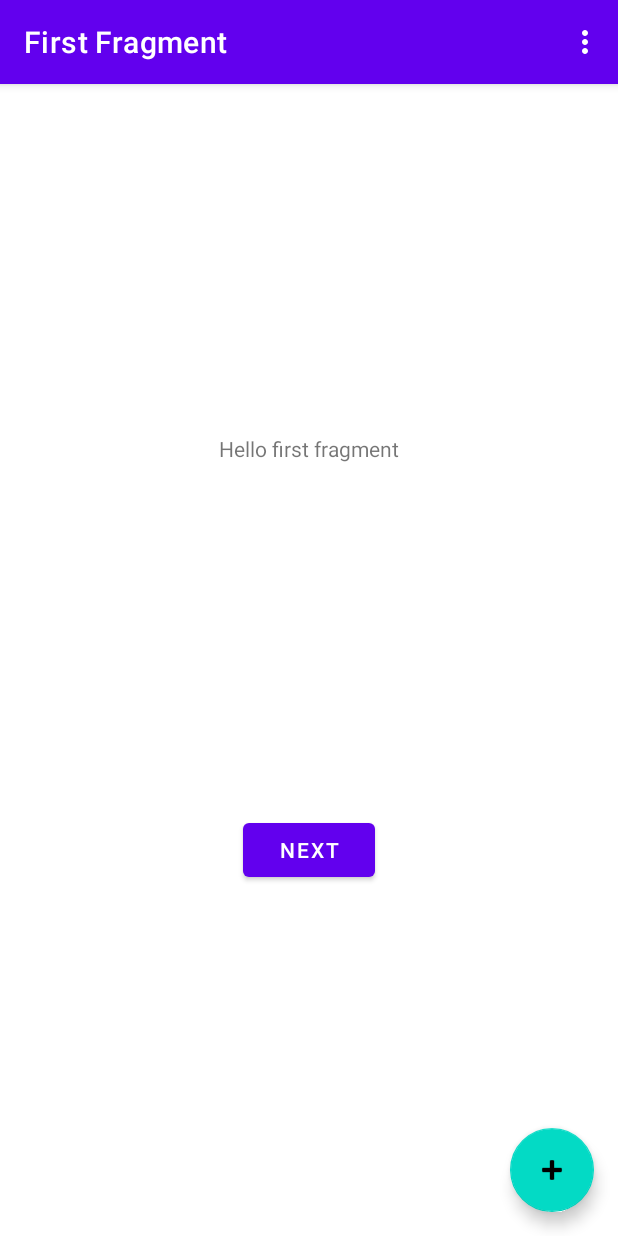
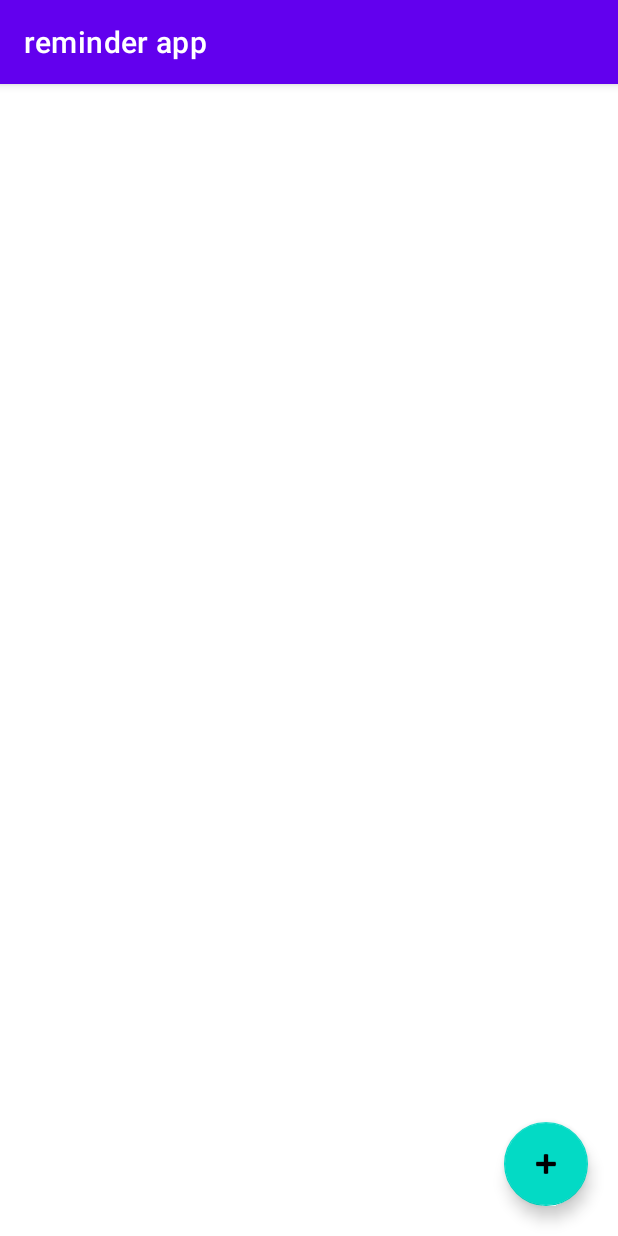
Before and after one commit to farhan-a3/reminder-app-old, an Android app: the screen it shows after launch (MainActivity before the commit, ReminderMenu after it), on a phone screen of 412 x 824 dp. Run offline under Robolectric (Android 15) with nearby library versions, the phone set to English and light mode, and no system bars.

Commit message:
new activity

```diff
--- /dev/null
+++ b/app/src/main/java/com/example/reminderapp/ReminderMenu.java
@@ -0,0 +1,14 @@
+package com.example.reminderapp;
+
+import androidx.appcompat.app.AppCompatActivity;
+
+import android.os.Bundle;
+
+public class ReminderMenu extends AppCompatActivity {
+
+    @Override
+    protected void onCreate(Bundle savedInstanceState) {
+        super.onCreate(savedInstanceState);
+        setContentView(R.layout.activity_main);
+    }
+}
--- a/app/src/main/res/layout/activity_main.xml
+++ b/app/src/main/res/layout/activity_main.xml
@@ -1,34 +1,21 @@
 <?xml version="1.0" encoding="utf-8"?>
-<androidx.coordinatorlayout.widget.CoordinatorLayout xmlns:android="http://schemas.android.com/apk/res/android"
+<androidx.constraintlayout.widget.ConstraintLayout xmlns:android="http://schemas.android.com/apk/res/android"
     xmlns:app="http://schemas.android.com/apk/res-auto"
     xmlns:tools="http://schemas.android.com/tools"
     android:layout_width="match_parent"
     android:layout_height="match_parent"
-    tools:context=".MainActivity">
-
-    <com.google.android.material.appbar.AppBarLayout
-        android:layout_width="match_parent"
-        android:layout_height="wrap_content"
-        android:theme="@style/Theme.ReminderApp.AppBarOverlay">
-
-        <androidx.appcompat.widget.Toolbar
-            android:id="@+id/toolbar"
-            android:layout_width="match_parent"
-            android:layout_height="?attr/actionBarSize"
-            android:background="?attr/colorPrimary"
-            app:popupTheme="@style/Theme.ReminderApp.PopupOverlay" />
-
-    </com.google.android.material.appbar.AppBarLayout>
-
-    <include layout="@layout/content_main" />
+    tools:context=".ReminderMenu">
 
     <com.google.android.material.floatingactionbutton.FloatingActionButton
         android:id="@+id/fab"
         android:layout_width="wrap_content"
         android:layout_height="wrap_content"
         android:layout_gravity="bottom|end"
-        android:layout_marginEnd="@dimen/fab_margin"
-        android:layout_marginBottom="16dp"
+        android:layout_marginEnd="20dp"
+        android:layout_marginBottom="20dp"
+        android:contentDescription="Add button with a plus"
+        app:layout_constraintBottom_toBottomOf="parent"
+        app:layout_constraintEnd_toEndOf="parent"
         app:srcCompat="@android:drawable/ic_input_add" />
 
-</androidx.coordinatorlayout.widget.CoordinatorLayout>
+</androidx.constraintlayout.widget.ConstraintLayout>
--- a/app/src/main/res/values-night/themes.xml
+++ b/app/src/main/res/values-night/themes.xml
@@ -10,7 +10,7 @@
         <item name="colorSecondaryVariant">@color/teal_200</item>
         <item name="colorOnSecondary">@color/black</item>
         <!-- Status bar color. -->
-        <item name="android:statusBarColor" tools:targetApi="l">?attr/colorPrimaryVariant</item>
+        <item name="android:statusBarColor">?attr/colorPrimaryVariant</item>
         <!-- Customize your theme here. -->
     </style>
 </resources>
--- a/app/src/main/res/values/strings.xml
+++ b/app/src/main/res/values/strings.xml
@@ -1,12 +1,3 @@
 <resources>
-    <string name="app_name">Reminder App</string>
-    <string name="action_settings">Settings</string>
-    <!-- Strings used for fragments for navigation -->
-    <string name="first_fragment_label">First Fragment</string>
-    <string name="second_fragment_label">Second Fragment</string>
-    <string name="next">Next</string>
-    <string name="previous">Previous</string>
-
-    <string name="hello_first_fragment">Hello first fragment</string>
-    <string name="hello_second_fragment">Hello second fragment. Arg: %1$s</string>
+    <string name="app_name">reminder app</string>
 </resources>
--- a/app/src/main/res/values/themes.xml
+++ b/app/src/main/res/values/themes.xml
@@ -10,16 +10,7 @@
         <item name="colorSecondaryVariant">@color/teal_700</item>
         <item name="colorOnSecondary">@color/black</item>
         <!-- Status bar color. -->
-        <item name="android:statusBarColor" tools:targetApi="l">?attr/colorPrimaryVariant</item>
+        <item name="android:statusBarColor">?attr/colorPrimaryVariant</item>
         <!-- Customize your theme here. -->
     </style>
-
-    <style name="Theme.ReminderApp.NoActionBar">
-        <item name="windowActionBar">false</item>
-        <item name="windowNoTitle">true</item>
-    </style>
-
-    <style name="Theme.ReminderApp.AppBarOverlay" parent="ThemeOverlay.AppCompat.Dark.ActionBar" />
-
-    <style name="Theme.ReminderApp.PopupOverlay" parent="ThemeOverlay.AppCompat.Light" />
 </resources>
--- a/gradle.properties
+++ b/gradle.properties
@@ -12,7 +12,7 @@ org.gradle.jvmargs=-Xmx2048m -Dfile.encoding=UTF-8
 # http://www.gradle.org/docs/current/userguide/multi_project_builds.html#sec:decoupled_projects
 # org.gradle.parallel=true
 # AndroidX package structure to make it clearer which packages are bundled with the
-# Android operating system, and which are packaged with your app"s APK
+# Android operating system, and which are packaged with your app's APK
 # https://developer.android.com/topic/libraries/support-library/androidx-rn
 android.useAndroidX=true
 # Enables namespacing of each library's R class so that its R class includes only the
--- a/settings.gradle
+++ b/settings.gradle
@@ -12,5 +12,5 @@ dependencyResolutionManagement {
         mavenCentral()
     }
 }
-rootProject.name = "Reminder App"
+rootProject.name = "reminder app"
 include ':app'
```
Also changed, not shown: app/build.gradle (+4 -8 lines), app/src/main/AndroidManifest.xml (+11 -6 lines), app/src/main/res/xml/backup_rules.xml (added, +13 -0 lines), app/src/main/res/xml/data_extraction_rules.xml (added, +19 -0 lines), build.gradle (+2 -6 lines), gradle/wrapper/gradle-wrapper.properties.
